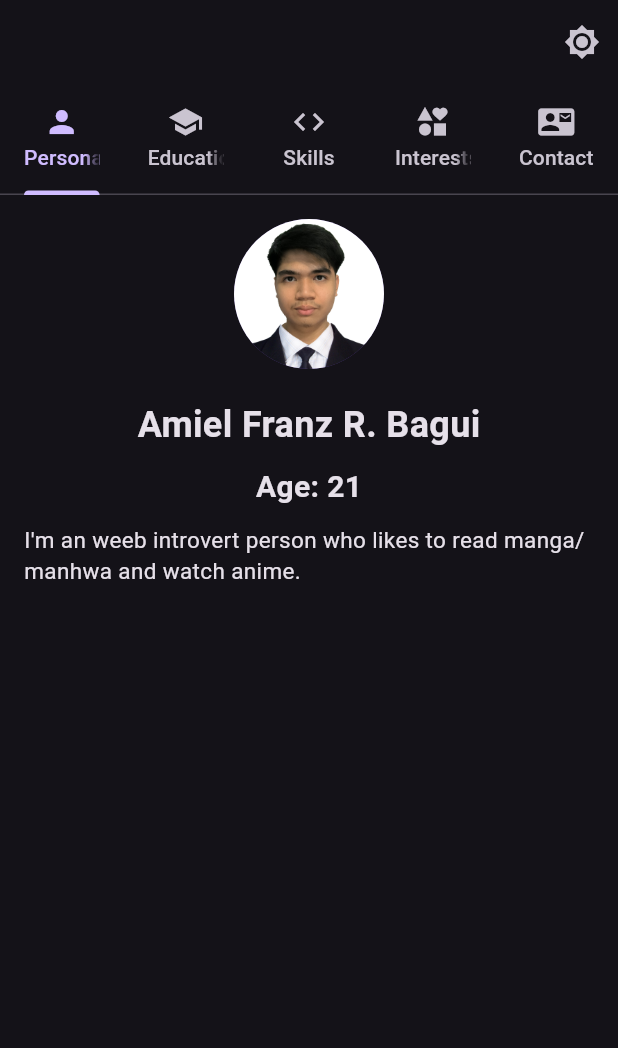
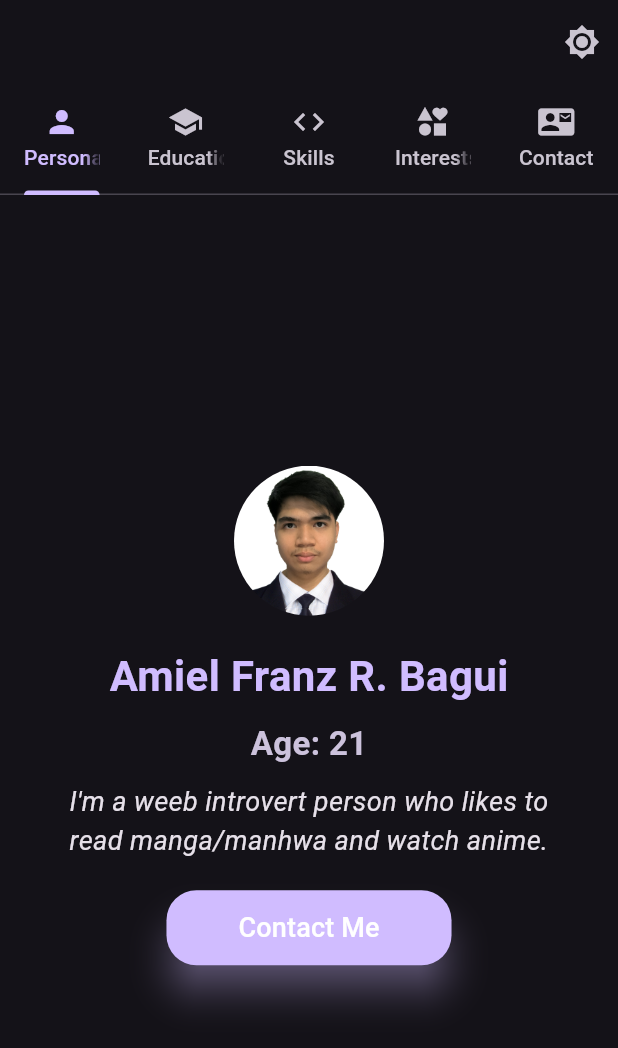
Before and after one commit to MrFranzu/flutter_app, a Flutter app: the screen it shows after launch, on a phone screen of 412 x 824 dp. Shown: the top 1048 px of the screen. Run offline on Flutter 3.47's test engine with Material 3 defaults, Android fonts, the phone set to English and light mode, and no system bars.

Commit message:
Update personal_info.dart

```diff
--- a/lib/personal_info.dart
+++ b/lib/personal_info.dart
@@ -5,29 +5,70 @@ class PersonalInfo extends StatelessWidget {
 
   @override
   Widget build(BuildContext context) {
-    return const Padding(
-      padding: EdgeInsets.all(16.0),
+    final theme = Theme.of(context);
+
+    final textColor = theme.textTheme.bodyLarge?.color;
+
+    return Padding(
+      padding: const EdgeInsets.all(16.0),
       child: Column(
+        mainAxisAlignment: MainAxisAlignment.center,
         children: [
           CircleAvatar(
             radius: 50,
             backgroundImage: AssetImage('assets/picture.jpg'),
+            backgroundColor: Colors.transparent,
           ),
-          SizedBox(height: 20),
+          const SizedBox(height: 20),
           Text(
             'Amiel Franz R. Bagui',
-            style: TextStyle(fontSize: 24, fontWeight: FontWeight.bold),
+            style: TextStyle(
+              fontSize: 28,
+              fontWeight: FontWeight.bold,
+              color: theme.colorScheme.primary,
+            ),
           ),
-          SizedBox(height: 10),
+          const SizedBox(height: 10),
           Text(
             'Age: 21',
-            style: TextStyle(fontSize: 20, fontWeight: FontWeight.bold),
+            style: TextStyle(
+              fontSize: 22,
+              fontWeight: FontWeight.w600,
+              color: theme.colorScheme.secondary,
             ),
-          SizedBox(height: 10),
-          Text(
-            "I'm an weeb introvert person who likes to read manga/manhwa and watch anime.",
-            style: TextStyle(fontSize: 15),
+          ),
+          const SizedBox(height: 10),
+          Padding(
+            padding: const EdgeInsets.symmetric(horizontal: 20.0),
+            child: Text(
+              "I'm a weeb introvert person who likes to read manga/manhwa and watch anime.",
+              style: TextStyle(
+                fontSize: 18,
+                fontStyle: FontStyle.italic,
+                color: textColor,
+              ),
+              textAlign: TextAlign.center,
             ),
+          ),
+          const SizedBox(height: 20),
+          ElevatedButton(
+            onPressed: () {},
+            style: ElevatedButton.styleFrom(
+              backgroundColor: theme.colorScheme.primary,
+              shape: RoundedRectangleBorder(
+                borderRadius: BorderRadius.circular(20),
+              ),
+              shadowColor: theme.colorScheme.primary,
+              elevation: 10,
+            ),
+            child: const Padding(
+              padding: EdgeInsets.symmetric(vertical: 12.0, horizontal: 24.0),
+              child: Text(
+                'Contact Me',
+                style: TextStyle(fontSize: 18, color: Colors.white),
+              ),
+            ),
+          ),
         ],
       ),
     );
```
